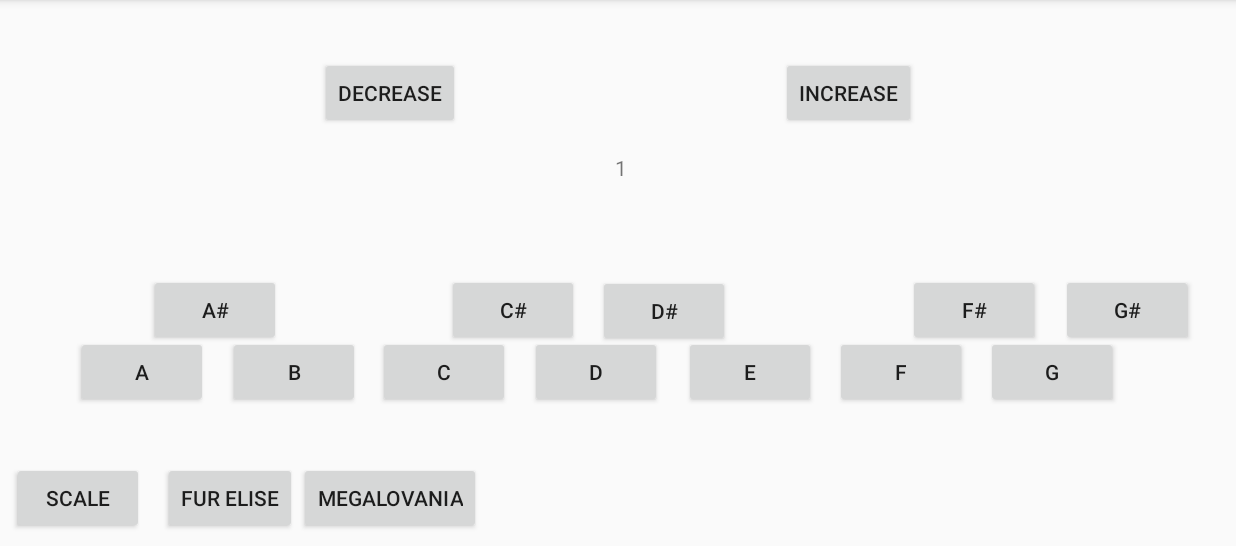
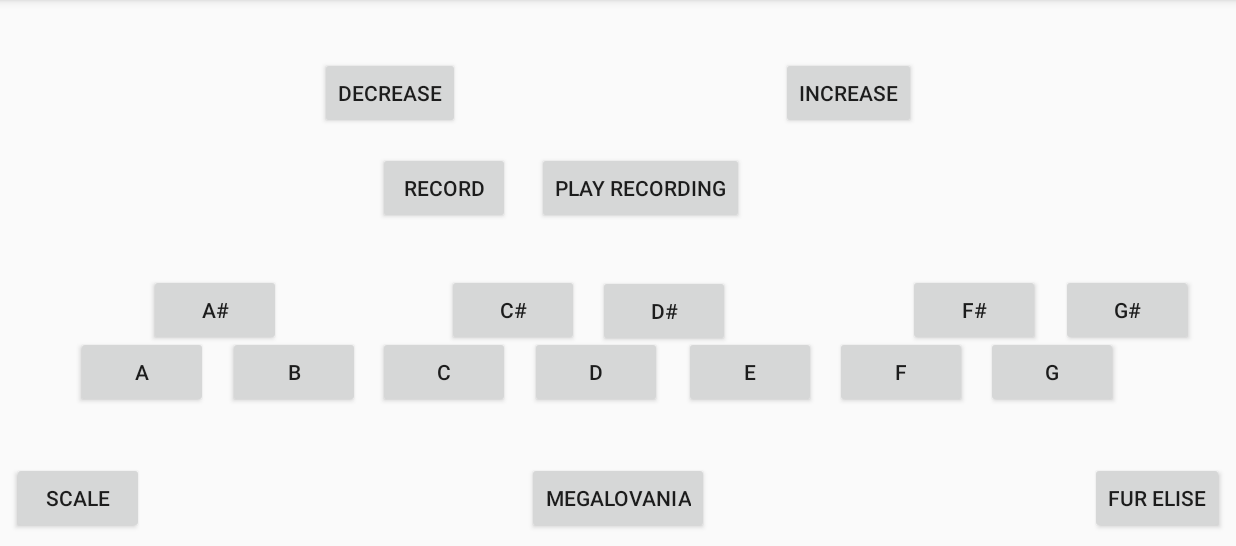
Before and after one commit to TimothyJohnson20/SoundBoard, an Android app: the screen it shows after launch (SoundBoardActivity), on a phone screen of 824 x 412 dp (held sideways), the part 72-618 px from its top. Run offline under Robolectric (Android 15) with nearby library versions, the phone set to English and light mode, and no system bars.

Commit message:
Working on recording function

```diff
--- a/app/src/main/java/com/example/soundboard/SoundBoardActivity.java
+++ b/app/src/main/java/com/example/soundboard/SoundBoardActivity.java
@@ -9,6 +9,8 @@ import android.os.CountDownTimer;
 import android.view.View;
 import android.widget.Button;
 import android.widget.TextView;
+
+import java.util.ArrayList;
 
 public class SoundBoardActivity extends AppCompatActivity implements View.OnClickListener {
 
@@ -35,7 +37,10 @@ public class SoundBoardActivity extends AppCompatActivity implements View.OnClic
     private int[] soundsscale;
     private Button furElise;
     private Button megalovania;
-
+    private Button record;
+    private boolean isRecording;
+    private ArrayList<Integer> createSong = new ArrayList<>();
+    private Button playRecording;
     @Override
     protected void onCreate(Bundle savedInstanceState) {
         super.onCreate(savedInstanceState);
@@ -44,9 +49,9 @@ public class SoundBoardActivity extends AppCompatActivity implements View.OnClic
         setListeners();
         soundPool = new SoundPool(5, AudioManager.STREAM_MUSIC, 0);
         soundArray();
-        pitch.setText("1");
         octave = 1;
         scaleArray();
+        isRecording = false;
     }
     public void setListeners(){
         buttonA.setOnClickListener(this);
@@ -65,16 +70,12 @@ public class SoundBoardActivity extends AppCompatActivity implements View.OnClic
             @Override
             public void onClick(View view) {
                 rateChange = (rateChange + .8);
-                octave++;
-                pitch.setText(octave + "");
             }
         });
         buttonBack.setOnClickListener(new View.OnClickListener() {
             @Override
             public void onClick(View view) {
                 rateChange = (rateChange - .8);
-                octave--;
-                pitch.setText(octave + "");
             }
         });
         scale.setOnClickListener(new View.OnClickListener() {
@@ -95,8 +96,30 @@ public class SoundBoardActivity extends AppCompatActivity implements View.OnClic
                 playMegalovania();
             }
         });
+        record.setOnClickListener(new View.OnClickListener() {
+            @Override
+            public void onClick(View view) {
+                if(isRecording){
+                    isRecording = false;
+                }
+                else{
+                    isRecording = true;
+                }
+            }
+        });
+        playRecording.setOnClickListener(new View.OnClickListener() {
+            @Override
+            public void onClick(View view) {
+                int length = createSong.size();
+                for(int i = 0; i < length; i ++)
+                {
+                    soundPool.play(soundsscale[createSong.get(i)], 1, 1, 1, 0, (float)rateChange);
+                    delay(100);
+                }
+            }
+        });
+
     }
-
     private void playScale(){
         for(int i = 0; i < 12; i++){
             soundPool.play(soundsscale[i], 1, 1, 1, 0, (float) rateChange);
@@ -112,7 +135,6 @@ public class SoundBoardActivity extends AppCompatActivity implements View.OnClic
             e1.printStackTrace();
         }
     }
-
     private void soundArray(){
         sounds = new int[12];
         sounds[0] = soundPool.load(getApplicationContext(), R.raw.scalea, 1);
@@ -143,7 +165,6 @@ public class SoundBoardActivity extends AppCompatActivity implements View.OnClic
         soundsscale[10] = soundPool.load(getApplicationContext(), R.raw.scaleg, 1);         //  G       10
         soundsscale[11] = soundPool.load(getApplicationContext(), R.raw.scalegs, 1);        //  G#      11
     }
-
     private void playFurElise(){
         int[] furElise = {7, 6, 7, 6, 7, 2, 5, 3, 0, 3, 7, 0, 3, 7, 0, 2, 3, 7, 6, 7, 6, 7, 2, 5, 3, 0, 3, 7, 0, 3, 7, 3, 2, 0, 2, 3, 5, 7, 10, 8, 7, 5, 7
         , 7, 5, 3, 7, 5, 3, 7, 7, 6, 7, 6, 7, 7, 5, 3, 0, 3, 7, 0, 2, 7, 0, 2, 3, 7, 6, 7, 6, 7, 2, 5, 3, 0, 3, 7, 0, 2, 7, 3, 2, 0};
@@ -163,9 +184,7 @@ public class SoundBoardActivity extends AppCompatActivity implements View.OnClic
             }
             rateChange = rateChange + .8;
         }
-
     }
-
     public void wireWidgets(){
         buttonA = findViewById(R.id.button_soundboard_a);
         buttonB = findViewById(R.id.button_soundboard_b);
@@ -181,12 +200,12 @@ public class SoundBoardActivity extends AppCompatActivity implements View.OnClic
         buttonGSharp = findViewById(R.id.button_soundboard_gs);
         buttonNext = findViewById(R.id.button_soundboard_next);
         buttonBack = findViewById(R.id.button_soundboard_back);
-        pitch = findViewById(R.id.textView_main_pitch);
         scale = findViewById(R.id.button_soundboard_scale);
         furElise = findViewById(R.id.button_soundboard_furElise);
         megalovania = findViewById(R.id.button_soundboard_megalovania);
+        record = findViewById(R.id.button_soundboard_record);
+        playRecording = findViewById(R.id.button_soundboard_playrecording);
     }
-
     @Override
     public void onClick(View view) {
         int index = -1;
@@ -227,6 +246,10 @@ public class SoundBoardActivity extends AppCompatActivity implements View.OnClic
             case R.id.button_soundboard_gs:
                 index = 11;
                 break;
+
+        }
+        if(isRecording) {
+            createSong.add(index);
         }
         soundPool.play(sounds[index], 1, 1 ,1, 0, (float)rateChange);
 
--- a/app/src/main/res/layout/activity_soundboard.xml
+++ b/app/src/main/res/layout/activity_soundboard.xml
@@ -226,20 +226,6 @@
         app:layout_constraintTop_toTopOf="parent"
         app:layout_constraintVertical_bias="0.1" />
 
-    <TextView
-        android:id="@+id/textView_main_pitch"
-        android:layout_width="wrap_content"
-        android:layout_height="wrap_content"
-        android:layout_marginStart="8dp"
-        android:layout_marginEnd="8dp"
-        android:layout_marginBottom="8dp"
-        android:text="TextView"
-        app:layout_constraintBottom_toBottomOf="parent"
-        app:layout_constraintEnd_toStartOf="@+id/button_soundboard_next"
-        app:layout_constraintStart_toEndOf="@+id/button_soundboard_back"
-        app:layout_constraintTop_toTopOf="parent"
-        app:layout_constraintVertical_bias="0.302" />
-
     <Button
         android:id="@+id/button_soundboard_scale"
         android:layout_width="wrap_content"
@@ -261,7 +247,7 @@
         android:text="@string/FurElise"
         app:layout_constraintBottom_toBottomOf="parent"
         app:layout_constraintEnd_toEndOf="parent"
-        app:layout_constraintHorizontal_bias="0.14"
+        app:layout_constraintHorizontal_bias="1.0"
         app:layout_constraintStart_toStartOf="parent"
         app:layout_constraintTop_toTopOf="parent"
         app:layout_constraintVertical_bias="1.0" />
@@ -277,9 +263,40 @@
         android:text="@string/Megalovania"
         app:layout_constraintBottom_toBottomOf="parent"
         app:layout_constraintEnd_toEndOf="parent"
-        app:layout_constraintHorizontal_bias="0.279"
         app:layout_constraintStart_toStartOf="parent"
         app:layout_constraintTop_toTopOf="parent"
         app:layout_constraintVertical_bias="1.0" />
 
+    <Button
+        android:id="@+id/button_soundboard_record"
+        android:layout_width="wrap_content"
+        android:layout_height="wrap_content"
+        android:layout_marginStart="8dp"
+        android:layout_marginTop="8dp"
+        android:layout_marginEnd="8dp"
+        android:layout_marginBottom="8dp"
+        android:text="@string/Record"
+        app:layout_constraintBottom_toBottomOf="parent"
+        app:layout_constraintEnd_toEndOf="parent"
+        app:layout_constraintHorizontal_bias="0.339"
+        app:layout_constraintStart_toStartOf="parent"
+        app:layout_constraintTop_toTopOf="parent"
+        app:layout_constraintVertical_bias="0.311" />
+
+    <Button
+        android:id="@+id/button_soundboard_playrecording"
+        android:layout_width="wrap_content"
+        android:layout_height="wrap_content"
+        android:layout_marginStart="8dp"
+        android:layout_marginTop="8dp"
+        android:layout_marginEnd="8dp"
+        android:layout_marginBottom="8dp"
+        android:text="@string/playRecording"
+        app:layout_constraintBottom_toBottomOf="parent"
+        app:layout_constraintEnd_toEndOf="parent"
+        app:layout_constraintHorizontal_bias="0.522"
+        app:layout_constraintStart_toStartOf="parent"
+        app:layout_constraintTop_toTopOf="parent"
+        app:layout_constraintVertical_bias="0.311" />
+
 </androidx.constraintlayout.widget.ConstraintLayout>
--- a/app/src/main/res/values/strings.xml
+++ b/app/src/main/res/values/strings.xml
@@ -17,5 +17,6 @@
     <string name="Scale">Scale</string>
     <string name="FurElise">Fur Elise</string>
     <string name="Megalovania">Megalovania</string>
-
+    <string name="Record">Record</string>
+    <string name="playRecording">Play Recording</string>
 </resources>
```
